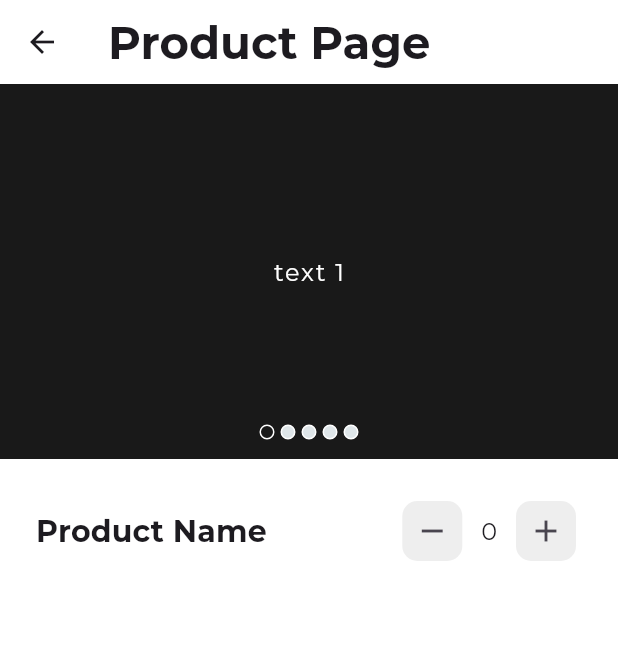
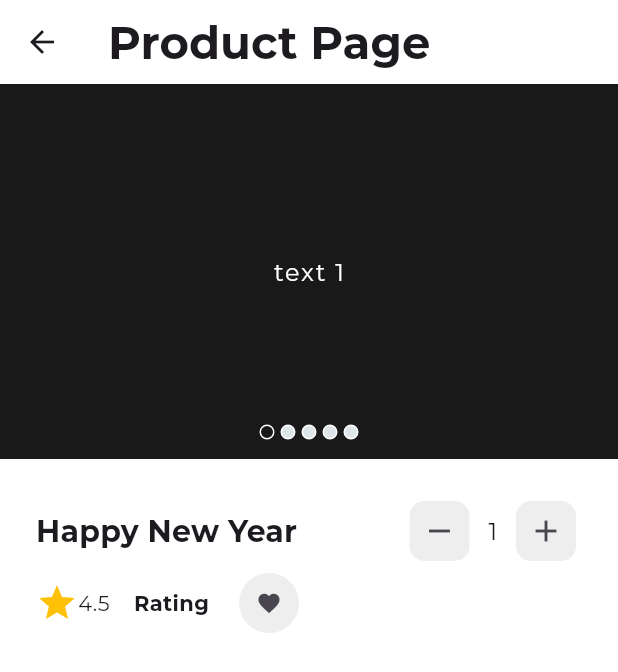
Before and after one commit to Error-Imtiaj/Sullion-Ecommerce-Mobile-App, a Flutter app: the screen it shows after launch, scrolled down 576 dp, after a tap on "Perfume bottle with syrup", on a phone screen of 412 x 824 dp. Shown: the top 672 px of the screen. Run offline on Flutter 3.47's test engine with Material 3 defaults, Android fonts, the phone set to English and light mode, and no system bars; drawn by our look-alikes of carousel_slider; our stand-ins replace flutter_screenutil, flutter_svg, gap, get, google_fonts, pin_code_fields.

Commit message:
Add product cart number functionality; implement new cart number widget and update UI components

```diff
--- a/lib/app/colors.dart
+++ b/lib/app/colors.dart
@@ -3,5 +3,6 @@ import 'package:flutter/material.dart';
 class SullionAppColor {
   static const Color primaryBackgroundColor = Color(0xffffffff);
   static const Color iconButtonBackgroundColor = Color(0xffdfe6e9);
+  static  Color primarygreyColor = Colors.grey.shade200;
   static const Color primaryBlackColor = Color(0xff191919);
 }
--- a/lib/features/product/ui/controller/cart_number_controller.dart
+++ b/lib/features/product/ui/controller/cart_number_controller.dart
@@ -1,13 +1,16 @@
 import 'package:get/get.dart';
 
-class CartNumberController extends GetxController{
-  final RxInt cartNum = 0.obs;
+class CartNumberController extends GetxController {
+  final RxInt cartNum = 1.obs;
 
-  void increment(){
+  void increment() {
     cartNum.value++;
   }
 
-  void decrement(){
+  void decrement() {
+    if (cartNum.value == 1) {
+      return;
+    }
     cartNum.value--;
   }
 }
--- a/lib/features/product/ui/screen/product_screen.dart
+++ b/lib/features/product/ui/screen/product_screen.dart
@@ -1,10 +1,10 @@
 import 'package:ecommerce_project/app/app_constants.dart';
-import 'package:ecommerce_project/features/product/ui/controller/cart_number_controller.dart';
+import 'package:ecommerce_project/app/colors.dart';
+import 'package:ecommerce_project/features/product/ui/widgets/product_cart_num.dart';
 import 'package:ecommerce_project/features/product/ui/widgets/product_images.dart';
-import 'package:ecommerce_project/features/product/ui/widgets/product_page_cart_counter.dart';
 import 'package:flutter/material.dart';
 import 'package:flutter_screenutil/flutter_screenutil.dart';
-import 'package:get/get.dart';
+import 'package:gap/gap.dart';
 
 class ProductScreen extends StatefulWidget {
   final int productId;
@@ -16,7 +16,6 @@ class ProductScreen extends StatefulWidget {
 
 class _ProductScreenState extends State<ProductScreen> {
   final ValueNotifier<int> _selectedIndex = ValueNotifier(0);
-  final cartNumberControl = Get.find<CartNumberController>();
   @override
   Widget build(BuildContext context) {
     return Scaffold(
@@ -38,34 +37,27 @@ class _ProductScreenState extends State<ProductScreen> {
                 .w,
             child: Column(
               children: [
+                // * PRODUCT NAME AND CART NUMBER
                 Row(
                   children: [
-                    Text(
-                      "Product Name",
-                      style: Theme.of(context).textTheme.titleMedium,
+                    // * PRODUCT NAME
+                    Expanded(
+                      child: Text(
+                        "Happy New Year",
+                        style: Theme.of(context).textTheme.titleMedium,
+                        overflow: TextOverflow.visible,
+                      ),
                     ),
-                    const Spacer(),
-                    ProductPageCartCounterButton(
-                      onTap: () {
-                        cartNumberControl.decrement();
-                      },
-                      icon: Icons.remove,
-                    ),
-                    Padding(
-                      padding: const EdgeInsets.symmetric(horizontal: 8),
-                      child: Obx(() => Text(
-                            cartNumberControl.cartNum.toString(),
-                            style: Theme.of(context).textTheme.bodyLarge,
-                          )),
-                    ),
-                    ProductPageCartCounterButton(
-                      onTap: () {
-                        cartNumberControl.increment();
-                      },
-                      icon: Icons.add,
-                    ),
+                    //const Gap(8),
+
+                    // * CART NUMBER
+                    ProductCartNum(onChanged: (int value) {
+                      // * return the value of the cart number
+                    }),
                   ],
                 ),
+                // * PRODUCT REVIEW SECTION (STAR RATING AND FAVORITE ICON)
+                _ratingWidget()
               ],
             ),
           ),
@@ -73,4 +65,40 @@ class _ProductScreenState extends State<ProductScreen> {
       ),
     );
   }
+
+  Widget _ratingWidget() {
+    return Row(
+      children: [
+        Icon(
+          Icons.star,
+          color: Colors.amber,
+          size: 28.sp,
+        ),
+        Text(
+          "4.5",
+          style: Theme.of(context).textTheme.bodyMedium,
+        ),
+        const Gap(16),
+        Text(
+          "Rating",
+          style: Theme.of(context)
+              .textTheme
+              .bodyMedium
+              ?.copyWith(fontWeight: FontWeight.bold),
+        ),
+        const Gap(16),
+        IconButton(
+          style: IconButton.styleFrom(
+              backgroundColor: SullionAppColor.primarygreyColor),
+          onPressed: () {
+            // * Add to favorite
+          },
+          icon: Icon(
+            Icons.favorite,
+            size: 17.sp,
+          ),
+        ),
+      ],
+    );
+  }
 }
--- /dev/null
+++ b/lib/features/product/ui/widgets/product_cart_num.dart
@@ -0,0 +1,44 @@
+import 'package:ecommerce_project/features/product/ui/controller/cart_number_controller.dart';
+import 'package:ecommerce_project/features/product/ui/widgets/product_page_cart_counter_button.dart';
+import 'package:flutter/material.dart';
+import 'package:get/get.dart';
+
+class ProductCartNum extends StatefulWidget {
+  final Function(int) onChanged;
+  const ProductCartNum({super.key, required this.onChanged});
+
+  @override
+  State<ProductCartNum> createState() => _ProductCartNumState();
+}
+
+class _ProductCartNumState extends State<ProductCartNum> {
+  final cartNumberControl = Get.find<CartNumberController>();
+  @override
+  Widget build(BuildContext context) {
+    return Row(
+      children: [
+        ProductPageCartCounterButton(
+          onTap: () {
+            cartNumberControl.decrement();
+            widget.onChanged(cartNumberControl.cartNum.value);
+          },
+          icon: Icons.remove,
+        ),
+        Padding(
+          padding: const EdgeInsets.symmetric(horizontal: 8),
+          child: Obx(() => Text(
+                cartNumberControl.cartNum.toString(),
+                style: Theme.of(context).textTheme.bodyLarge,
+              )),
+        ),
+        ProductPageCartCounterButton(
+          onTap: () {
+            cartNumberControl.increment();
+            widget.onChanged(cartNumberControl.cartNum.value);
+          },
+          icon: Icons.add,
+        ),
+      ],
+    );
+  }
+}
--- a/lib/features/product/ui/widgets/product_page_cart_counter.dart
+++ b/lib/features/product/ui/widgets/product_page_cart_counter_button.dart
@@ -1,4 +1,4 @@
-
+import 'package:ecommerce_project/app/colors.dart';
 import 'package:flutter/material.dart';
 import 'package:flutter_screenutil/flutter_screenutil.dart';
 
@@ -6,20 +6,22 @@ class ProductPageCartCounterButton extends StatelessWidget {
   final IconData icon;
   final Function()? onTap;
   const ProductPageCartCounterButton({
-    super.key, required this.icon, this.onTap,
+    super.key,
+    required this.icon,
+    this.onTap,
   });
 
   @override
   Widget build(BuildContext context) {
     return IconButton(
       style: IconButton.styleFrom(
-        backgroundColor: Colors.grey[200],
+        backgroundColor: SullionAppColor.primarygreyColor,
         shape: RoundedRectangleBorder(
           borderRadius: BorderRadius.circular(10.r),
         ),
       ),
       onPressed: onTap,
-      icon:  Icon(icon),
+      icon: Icon(icon),
     );
   }
 }
```
